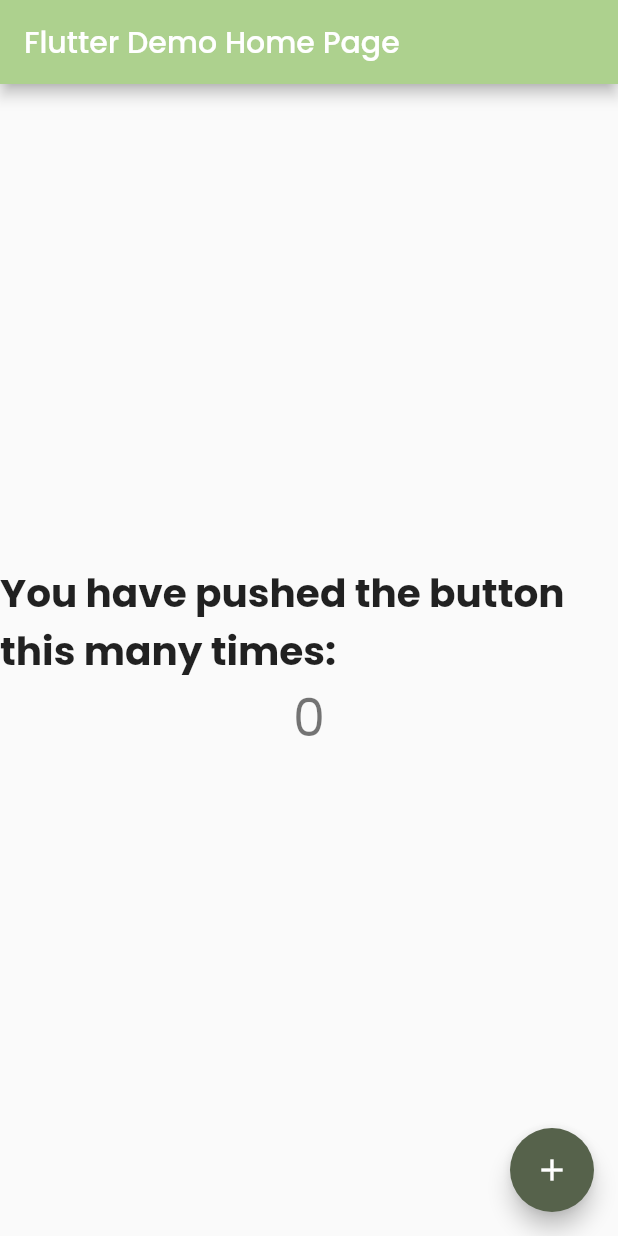
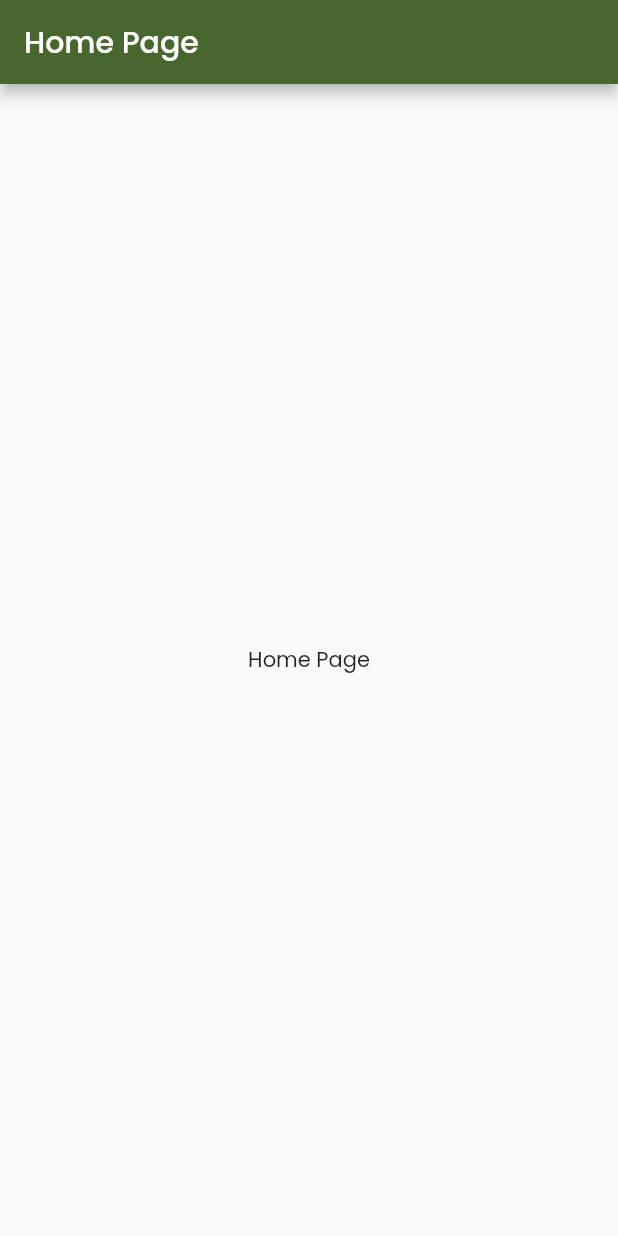
Before and after one commit to md-siam/recipe_app, a Flutter app: the screen it shows after launch, on a phone screen of 412 x 824 dp. Run offline on Flutter 3.47's test engine with Material 2 defaults, Android fonts, the phone set to English and light mode, and no system bars.

```diff
--- a/lib/main.dart
+++ b/lib/main.dart
@@ -2,6 +2,7 @@ import 'package:flutter/material.dart';
 import 'package:flutter/services.dart';
 
 import 'core/app_color.dart';
+import 'pages/recipe_page.dart';
 
 void main() {
   // For disabling landscape view
@@ -25,61 +26,11 @@ class MyApp extends StatelessWidget {
         fontFamily: 'Poppins',
         splashColor: AppColors.kGreen.withOpacity(0.20),
         colorScheme: ColorScheme.fromSeed(seedColor: AppColors.kGreen),
+        progressIndicatorTheme: const ProgressIndicatorThemeData(
+          color: AppColors.kGreen,
+        ),
       ),
-      home: const MyHomePage(title: 'Flutter Demo Home Page'),
+      home: const RecipePage(),
     );
   }
 }
-
-class MyHomePage extends StatefulWidget {
-  const MyHomePage({super.key, required this.title});
-
-  final String title;
-
-  @override
-  State<MyHomePage> createState() => _MyHomePageState();
-}
-
-class _MyHomePageState extends State<MyHomePage> {
-  int _counter = 0;
-
-  void _incrementCounter() {
-    setState(() {
-      _counter++;
-    });
-  }
-
-  @override
-  Widget build(BuildContext context) {
-    return Scaffold(
-      appBar: AppBar(
-        backgroundColor: Theme.of(context).colorScheme.inversePrimary,
-        title: Text(widget.title),
-      ),
-      body: Center(
-        child: Column(
-          mainAxisAlignment: MainAxisAlignment.center,
-          children: [
-            const Text(
-              'You have pushed the button this many times:',
-              style: TextStyle(
-                fontSize: 26,
-                fontWeight: FontWeight.bold
-
-              ),
-            ),
-            Text(
-              '$_counter',
-              style: Theme.of(context).textTheme.headlineMedium,
-            ),
-          ],
-        ),
-      ),
-      floatingActionButton: FloatingActionButton(
-        onPressed: _incrementCounter,
-        tooltip: 'Increment',
-        child: const Icon(Icons.add),
-      ),
-    );
-  }
-}
--- /dev/null
+++ b/lib/pages/recipe_page.dart
@@ -0,0 +1,20 @@
+import 'package:flutter/material.dart';
+
+class RecipePage extends StatelessWidget {
+  const RecipePage({Key? key}) : super(key: key);
+
+  @override
+  Widget build(BuildContext context) {
+    return Scaffold(
+      appBar: AppBar(title: const Text('Home Page')),
+      body: const Center(
+        child: Column(
+          mainAxisAlignment: MainAxisAlignment.center,
+          children: [
+            Text('Home Page'),
+          ],
+        ),
+      ),
+    );
+  }
+}
```
Also changed, not shown: asset/images/app_icon.png (added), asset/images/app_logo.png (deleted), 7 other files.
